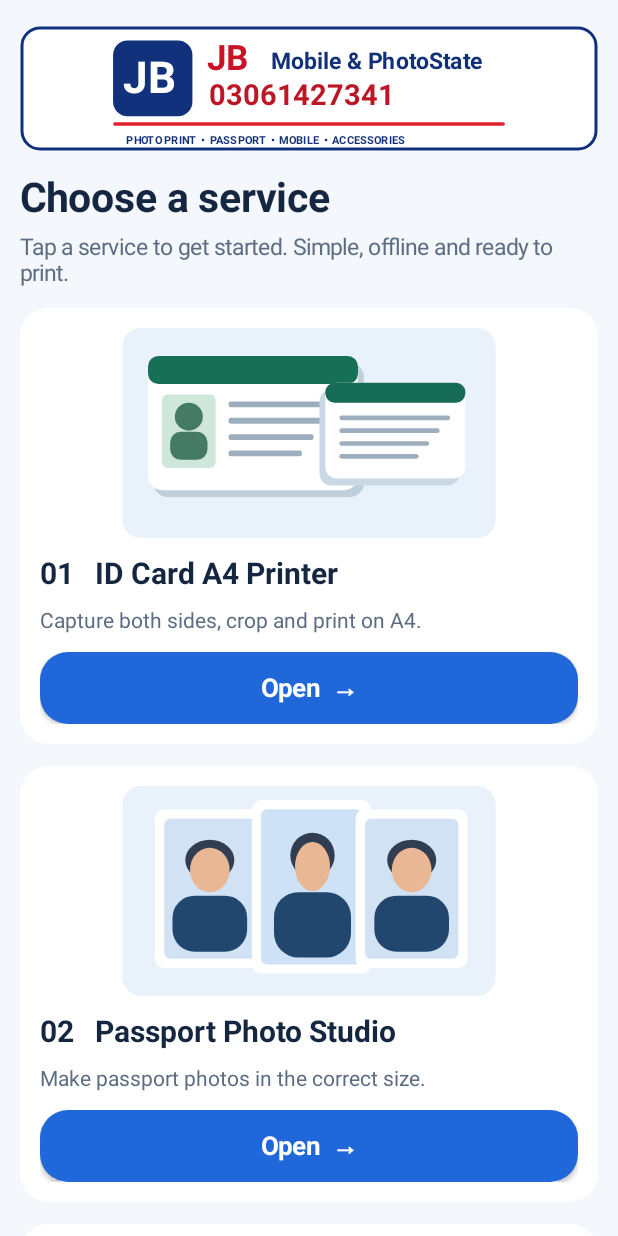
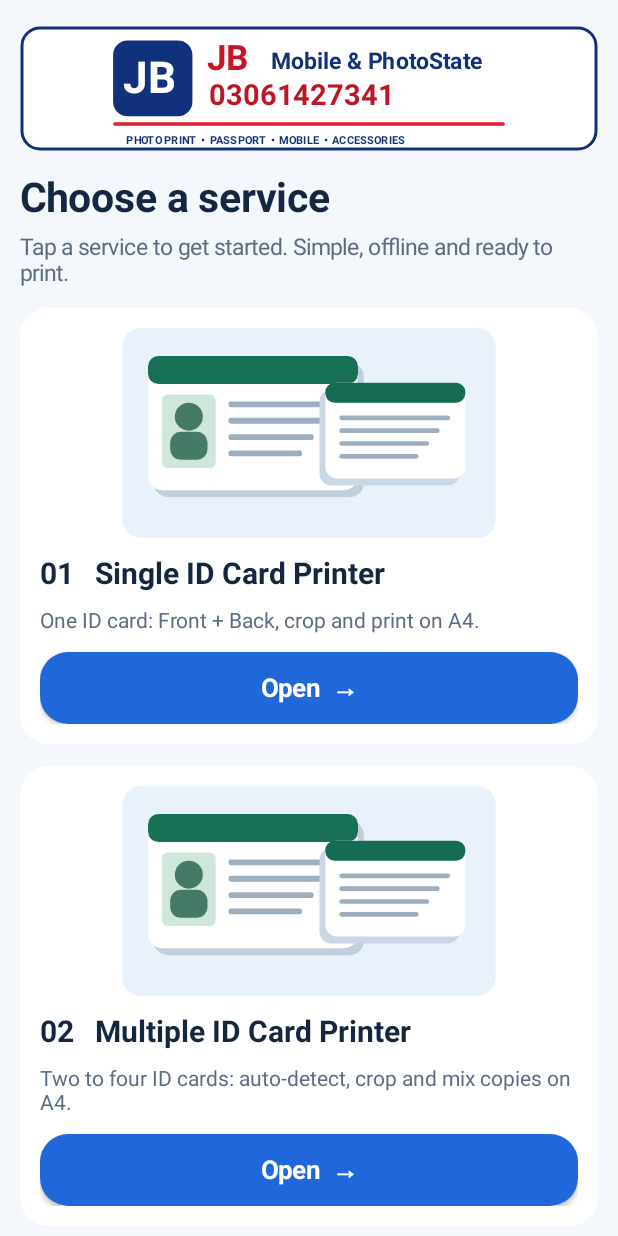
Before and after one commit to alifayyaz91214-ui/JB-ID-Card-A4-Printer, an Android app: the screen it shows after launch (HomeActivity), on a phone screen of 412 x 824 dp. Run offline under Robolectric (Android 15) with nearby library versions, the phone set to English and light mode, and no system bars.

Commit message:
Show separate Single ID and Multiple ID printing services on home screen

```diff
--- a/app/src/main/java/pk/jb/idcardprinter/HomeActivity.java
+++ b/app/src/main/java/pk/jb/idcardprinter/HomeActivity.java
@@ -85,7 +85,7 @@ public class HomeActivity extends Activity {
   void service(LinearLayout root,String symbol,String title,String desc,Class<?> destination){
     LinearLayout box=new LinearLayout(this);box.setOrientation(LinearLayout.VERTICAL);box.setPadding(20,20,20,20);box.setBackground(shape(Color.WHITE));
     LinearLayout.LayoutParams lp=new LinearLayout.LayoutParams(-1,-2);lp.bottomMargin=22;root.addView(box,lp);
-    ServiceArt illustration=new ServiceArt(destination==MainActivity.class);
+    ServiceArt illustration=new ServiceArt(destination==MainActivity.class||destination==SingleCardActivity.class);
     LinearLayout.LayoutParams artLp=new LinearLayout.LayoutParams(-1,210);artLp.bottomMargin=14;box.addView(illustration,artLp);
     TextView heading=text(symbol+"   "+title,20,true,navy);box.addView(heading);
     TextView detail=text(desc,14,false,Color.rgb(92,108,130));detail.setPadding(0,12,0,18);box.addView(detail);
@@ -100,9 +100,10 @@ public class HomeActivity extends Activity {
     LinearLayout.LayoutParams bannerLp=new LinearLayout.LayoutParams(-1,125);bannerLp.bottomMargin=14;root.addView(banner,bannerLp);
     TextView title=text("Choose a service",27,true,navy);title.setPadding(0,4,0,8);root.addView(title);
     TextView sub=text("Tap a service to get started. Simple, offline and ready to print.",15,false,Color.rgb(92,108,130));sub.setPadding(0,0,0,20);root.addView(sub);
-    service(root,"01","ID Card A4 Printer","Capture both sides, crop and print on A4.",MainActivity.class);
-    service(root,"02","Passport Photo Studio","Make passport photos in the correct size.",PassportActivity.class);
-    service(root,"03","A4 Photo Copy Studio","Scan documents and print clean A4 copies.",PhotoCopyActivity.class);
+    service(root,"01","Single ID Card Printer","One ID card: Front + Back, crop and print on A4.",SingleCardActivity.class);
+    service(root,"02","Multiple ID Card Printer","Two to four ID cards: auto-detect, crop and mix copies on A4.",MainActivity.class);
+    service(root,"03","Passport Photo Studio","Make passport photos in the correct size.",PassportActivity.class);
+    service(root,"04","A4 Photo Copy Studio","Scan documents and print clean A4 copies.",PhotoCopyActivity.class);
     TextView footer=text("LOCAL PROCESSING  •  NO ACCOUNT REQUIRED",12,true,Color.rgb(92,108,130));footer.setGravity(Gravity.CENTER);footer.setPadding(0,18,0,0);root.addView(footer);
     setContentView(scroll);
   }
```
